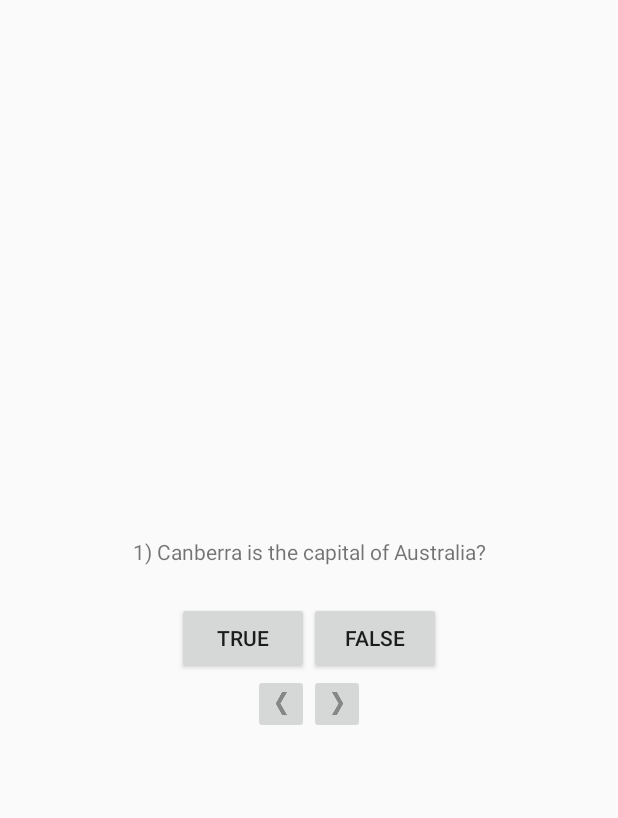
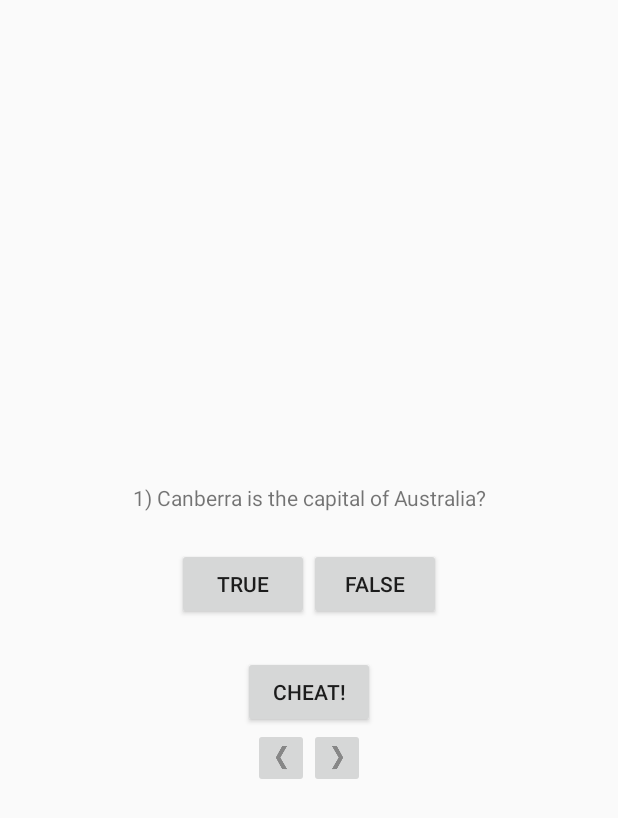
Before and after one commit to dawatkins/BigNerdRanch, an Android app: the layout activity_main.xml on its own in the app's theme, with its tools: preview values and no code run, on a phone screen of 412 x 824 dp. Shown: the top 818 px of the screen. Run offline under Robolectric (Android 15) with nearby library versions, the phone set to English and light mode, and no system bars.

Commit message:
Starting chapter 6 cheat button

```diff
--- a/app/build.gradle
+++ b/app/build.gradle
@@ -25,7 +25,7 @@ android {
 
 dependencies {
     implementation fileTree(dir: 'libs', include: ['*.jar'])
-    implementation"org.jetbrains.kotlin:kotlin-stdlib-jdk7:$kotlin_version"
+    implementation "org.jetbrains.kotlin:kotlin-stdlib-jdk7:$kotlin_version"
     implementation 'androidx.appcompat:appcompat:1.1.0'
     implementation 'androidx.core:core-ktx:1.1.0'
     implementation 'androidx.constraintlayout:constraintlayout:1.1.3'
--- a/app/src/main/AndroidManifest.xml
+++ b/app/src/main/AndroidManifest.xml
@@ -9,6 +9,7 @@
         android:roundIcon="@mipmap/ic_launcher_round"
         android:supportsRtl="true"
         android:theme="@style/AppTheme">
+        <activity android:name=".CheatActivity"></activity>
         <activity android:name=".MainActivity">
             <intent-filter>
                 <action android:name="android.intent.action.MAIN" />
--- a/app/src/main/res/layout-land/activity_main.xml
+++ b/app/src/main/res/layout-land/activity_main.xml
@@ -36,6 +36,14 @@
 
     </LinearLayout>
 
+    <Button
+        android:id="@+id/cheat_button"
+        android:layout_width="wrap_content"
+        android:layout_height="wrap_content"
+        android:layout_gravity="bottom|center_horizontal"
+        android:text="@string/cheat_button"
+        />
+
         <ImageButton
             android:id="@+id/previous_button"
             android:layout_width="wrap_content"
--- a/app/src/main/res/layout/activity_main.xml
+++ b/app/src/main/res/layout/activity_main.xml
@@ -35,6 +35,15 @@
             />
 
     </LinearLayout>
+
+    <Button
+        android:id="@+id/cheat_button"
+        android:layout_width="wrap_content"
+        android:layout_height="wrap_content"
+        android:layout_marginTop="24dp"
+        android:text="@string/cheat_button"
+        />
+
     <LinearLayout
         android:layout_width="wrap_content"
         android:layout_height="wrap_content"
--- a/app/src/main/res/values/strings.xml
+++ b/app/src/main/res/values/strings.xml
@@ -15,4 +15,8 @@
 
     <string name="correct_toast">Correct!</string>
     <string name="incorrect_toast">Incorrect!</string>
+    <string name="warning_text">Are you sure you want to do this?</string>
+    <string name="show_answer_button">Show Answer</string>
+    <string name="cheat_button">Cheat!</string>
+    <string name="judgment_toast">Cheating is wrong.</string>
 </resources>
```
Also changed, not shown: app/src/main/java/com/example/geoquiz/CheatActivity.kt (added, +12 -0 lines), app/src/main/java/com/example/geoquiz/MainActivity.kt (+15 -5 lines), app/src/main/res/layout/activity_cheat.xml (added, +33 -0 lines).
